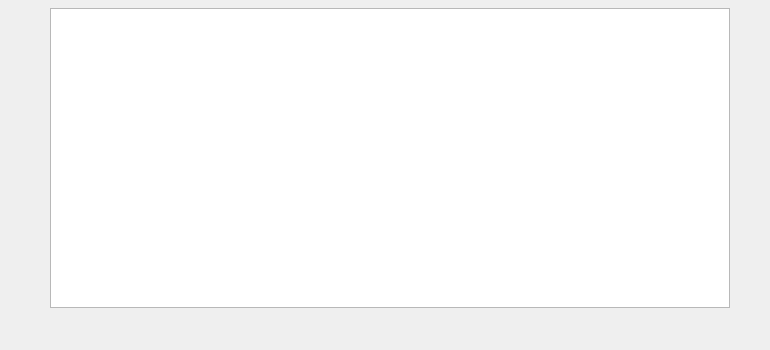
Old version of the form poundage/PoundageShowWidget.ui in the repository HcashOrg/hx-indicator.
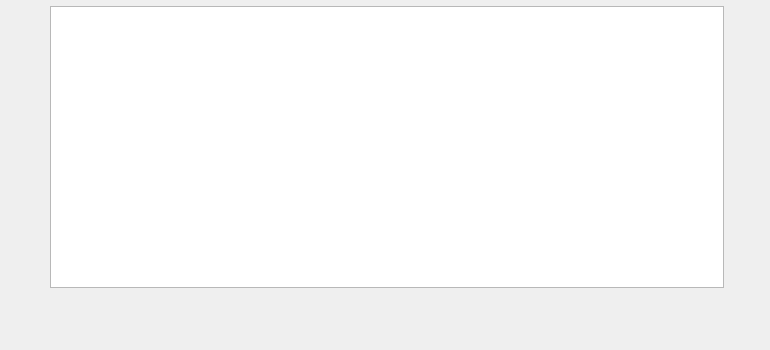
New version of the form.

```diff
--- a/poundage/PoundageShowWidget.ui
+++ b/poundage/PoundageShowWidget.ui
@@ -17,9 +17,9 @@
    <property name="geometry">
     <rect>
      <x>50</x>
-     <y>8</y>
-     <width>680</width>
-     <height>300</height>
+     <y>6</y>
+     <width>674</width>
+     <height>282</height>
     </rect>
    </property>
   </widget>
@@ -27,7 +27,7 @@
    <property name="geometry">
     <rect>
      <x>0</x>
-     <y>310</y>
+     <y>304</y>
      <width>770</width>
      <height>40</height>
     </rect>
```
